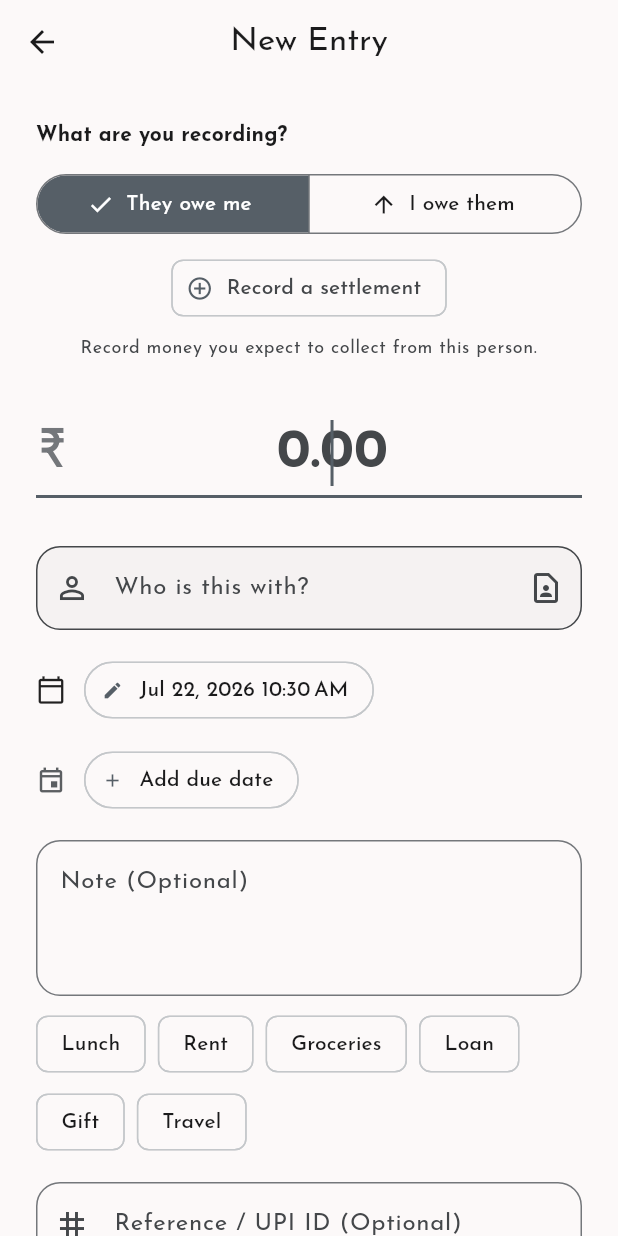
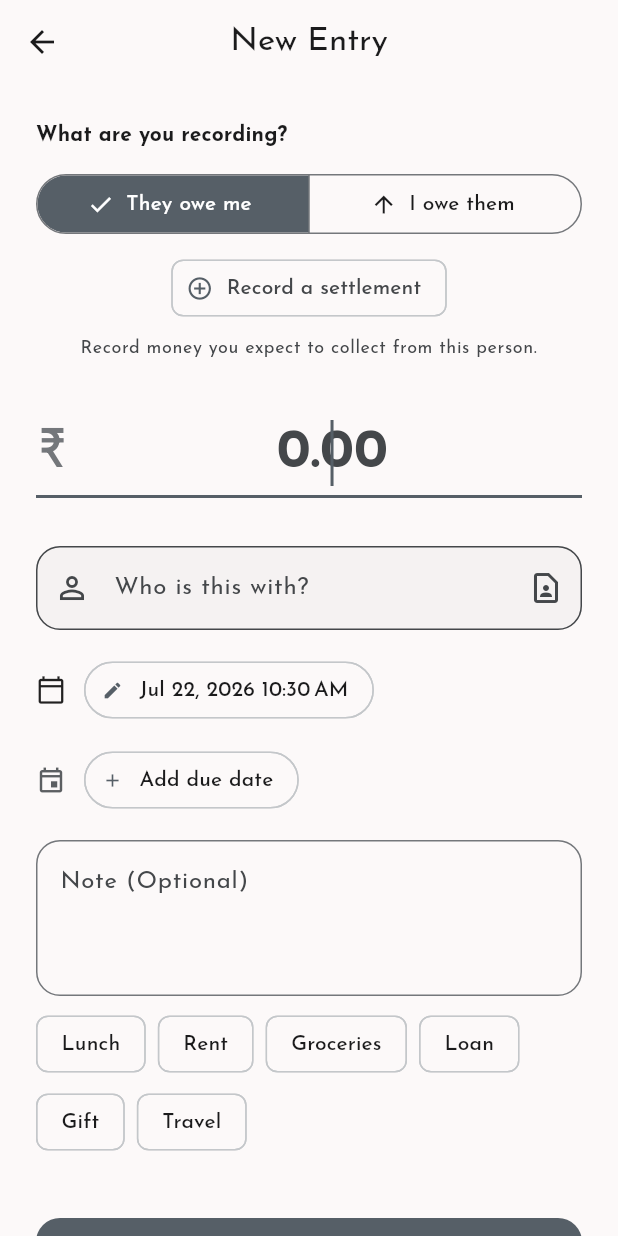
Before and after one commit to bsharma06/udhari, a Flutter app: the TransactionFormScreen screen opened directly, on a phone screen of 412 x 824 dp. Run offline on Flutter 3.47's test engine with Material 3 defaults, Android fonts, the phone set to English and light mode, and no system bars; our stand-ins replace csv, file_picker, flutter_contacts, google_fonts, shared_preferences, sqflite; accounts and stored records are empty.

Commit message:
Remove Reference/UPI ID field from entry form
The Note field already covers this use case, so the dedicated field
was redundant. The reference value is still preserved on the model
for existing/imported data; editing an entry no longer clears it.

Co-Authored-By: Claude Sonnet 5 <noreply@anthropic.com>

```diff
--- a/lib/screens/transaction_form_screen.dart
+++ b/lib/screens/transaction_form_screen.dart
@@ -31,7 +31,6 @@ class _TransactionFormScreenState extends State<TransactionFormScreen> {
   final _amountCtrl = TextEditingController();
   final _entityCtrl = TextEditingController();
   final _descCtrl = TextEditingController();
-  final _referenceCtrl = TextEditingController();
   DateTime _date = DateTime.now();
   DateTime? _dueDate;
   bool _isSaving = false;
@@ -55,7 +54,6 @@ class _TransactionFormScreenState extends State<TransactionFormScreen> {
       _amountCtrl.text = e.amount.toStringAsFixed(2);
       _entityCtrl.text = e.entityName;
       _descCtrl.text = e.description ?? '';
-      _referenceCtrl.text = e.reference ?? '';
       _date = e.date;
       _dueDate = e.dueDate;
     } else if (widget.initialEntityName != null) {
@@ -71,7 +69,6 @@ class _TransactionFormScreenState extends State<TransactionFormScreen> {
     _amountCtrl.dispose();
     _entityCtrl.dispose();
     _descCtrl.dispose();
-    _referenceCtrl.dispose();
     super.dispose();
   }
 
@@ -117,9 +114,7 @@ class _TransactionFormScreenState extends State<TransactionFormScreen> {
       date: _date,
       description: _descCtrl.text.trim().isEmpty ? null : _descCtrl.text.trim(),
       dueDate: _isSettlement ? null : _dueDate,
-      reference: _referenceCtrl.text.trim().isEmpty
-          ? null
-          : _referenceCtrl.text.trim(),
+      reference: widget.existing?.reference,
     );
     final ledger = Provider.of<LedgerProvider>(context, listen: false);
     setState(() => _isSaving = true);
@@ -475,22 +470,9 @@ class _TransactionFormScreenState extends State<TransactionFormScreen> {
                     )
                     .toList(),
               ),
-              const SizedBox(height: 16),
-
-              // 6. Optional reference / UPI id
-              TextFormField(
-                controller: _referenceCtrl,
-                decoration: InputDecoration(
-                  labelText: 'Reference / UPI ID (Optional)',
-                  prefixIcon: const Icon(Icons.tag_outlined),
-                  border: OutlineInputBorder(
-                    borderRadius: BorderRadius.circular(16),
-                  ),
-                ),
-              ),
               const SizedBox(height: 40),
 
-              // 7. Save Button (Hero Animated)
+              // 6. Save Button (Hero Animated)
               Hero(
                 tag: 'add-transaction',
                 child: FilledButton(
```
